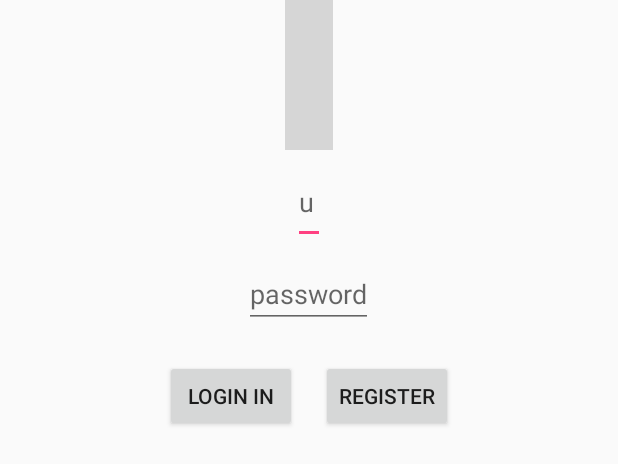
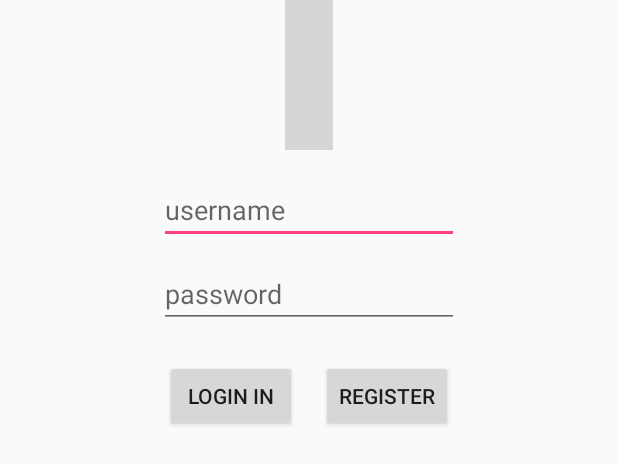
Before and after one commit to RunningForever/FaceMessage, an Android app: the layout login_fragment.xml on its own in the app's theme, with its tools: preview values and no code run, on a phone screen of 412 x 824 dp. Shown: the top 464 px of the screen. Run offline under Robolectric (Android 15) with nearby library versions, the phone set to English and light mode, and no system bars; plain views replace AwesomeTextView, BootstrapButton, BootstrapCircleThumbnail, BootstrapEditText; grey boxes are pictures that could not be loaded.

Commit message:
Update some UI

```diff
--- a/app/src/main/AndroidManifest.xml
+++ b/app/src/main/AndroidManifest.xml
@@ -9,9 +9,10 @@
         android:supportsRtl="true"
         android:theme="@style/AppTheme">
         <activity android:name=".LoginActivity">
+        </activity>
+        <activity android:name=".RegisterActivity">
             <intent-filter>
                 <action android:name="android.intent.action.MAIN" />
-
                 <category android:name="android.intent.category.LAUNCHER" />
             </intent-filter>
         </activity>
--- a/app/src/main/java/fm/facemessage/RegisterFragment.java
+++ b/app/src/main/java/fm/facemessage/RegisterFragment.java
@@ -19,7 +19,7 @@ public class RegisterFragment extends Fragment {
     @Nullable
     @Override
     public View onCreateView(LayoutInflater inflater, @Nullable ViewGroup container, @Nullable Bundle savedInstanceState) {
-        View v = inflater.inflate(R.layout.register_fragment, container);
+        View v = inflater.inflate(R.layout.register_fragment, container,false);
         return v;
     }
 }
--- a/app/src/main/java/fm/facemessage/SingleFragmentActivity.java
+++ b/app/src/main/java/fm/facemessage/SingleFragmentActivity.java
@@ -5,6 +5,7 @@ import android.support.v4.app.Fragment;
 import android.support.v4.app.FragmentManager;
 import android.support.v7.app.AppCompatActivity;
 
+import com.beardedhen.androidbootstrap.BootstrapButton;
 import com.beardedhen.androidbootstrap.TypefaceProvider;
 
 /**
--- a/app/src/main/res/layout/login_fragment.xml
+++ b/app/src/main/res/layout/login_fragment.xml
@@ -9,73 +9,62 @@
         android:layout_height="match_parent"
         android:orientation="vertical">
 
-        <LinearLayout
-            android:layout_width="wrap_content"
-            android:layout_height="wrap_content"
-            android:layout_gravity="center"
-            android:orientation="vertical">
-
         <com.beardedhen.androidbootstrap.BootstrapCircleThumbnail
             android:layout_width="wrap_content"
             android:layout_height="100dp"
             android:src="@drawable/logo"
             app:bootstrapBrand="secondary"
-                app:hasBorder="true" />
+            app:hasBorder="true"
+            android:layout_gravity="center"/>
 
         <LinearLayout
-                android:layout_width="match_parent"
+                android:layout_width="wrap_content"
                 android:layout_height="wrap_content"
                 android:layout_marginTop="12dp"
-                android:orientation="horizontal">
+                android:orientation="horizontal"
+                android:layout_gravity="center">
 
                 <com.beardedhen.androidbootstrap.AwesomeTextView
                     android:layout_width="wrap_content"
                     android:layout_height="25dp"
                     android:layout_gravity="center"
-                    app:bootstrapBrand="primary"
+                    app:bootstrapBrand="success"
                     app:fontAwesomeIcon="fa_user" />
 
                 <com.beardedhen.androidbootstrap.BootstrapEditText
                     android:id="@+id/username"
                     style="@style/FMEditText"
-                    android:layout_width="wrap_content"
+                    android:layout_width="200dp"
                     android:layout_height="wrap_content"
                     android:layout_gravity="center"
                     android:hint="@string/username"
-                    app:bootstrapBrand="primary"
+                    app:bootstrapBrand="success"
                     app:roundedCorners="true" />
-            </LinearLayout>
             </LinearLayout>
 
             <LinearLayout
                 android:layout_width="wrap_content"
                 android:layout_height="wrap_content"
-            android:layout_gravity="center"
-            android:orientation="vertical">
-
-            <LinearLayout
-                android:layout_width="match_parent"
-                android:layout_height="wrap_content"
-                android:orientation="horizontal">
+                android:orientation="horizontal"
+                android:layout_gravity="center">
 
                 <com.beardedhen.androidbootstrap.AwesomeTextView
                     android:layout_width="wrap_content"
                     android:layout_height="25dp"
                     android:layout_gravity="center"
-                    app:bootstrapBrand="primary"
+                    app:bootstrapBrand="success"
                     app:fontAwesomeIcon="fa_coffee" />
 
                 <com.beardedhen.androidbootstrap.BootstrapEditText
                     android:id="@+id/password"
                     style="@style/FMEditText"
-                    android:layout_width="wrap_content"
+                    android:layout_width="200dp"
                     android:layout_height="wrap_content"
                     android:layout_gravity="center"
                     android:hint="@string/password"
                     android:inputType="textPassword"
-                    app:bootstrapBrand="primary"
+                    app:bootstrapBrand="success"
                     app:roundedCorners="true" />
-            </LinearLayout>
             </LinearLayout>
 
         <LinearLayout
@@ -95,7 +84,7 @@
                 app:bootstrapSize="lg"
                 app:buttonMode="regular"
                 app:roundedCorners="true"
-                app:showOutline="false" />
+                app:showOutline="false"/>
 
             <com.beardedhen.androidbootstrap.BootstrapButton
                 android:id="@+id/register"
--- a/app/src/main/res/values/strings.xml
+++ b/app/src/main/res/values/strings.xml
@@ -3,6 +3,7 @@
     <string name="username">username</string>
     <string name="password">password</string>
     <string name="register_info">Please enter the register info</string>
-    <string name="login">Login In</string>
+    <string name="login">Login in</string>
     <string name="register">Register</string>
+    <string name="register_rePwd">Confirm password</string>
 </resources>
--- a/build.gradle
+++ b/build.gradle
@@ -5,7 +5,7 @@ buildscript {
         jcenter()
     }
     dependencies {
-        classpath 'com.android.tools.build:gradle:2.2.0'
+        classpath 'com.android.tools.build:gradle:2.2.1'
 
         // NOTE: Do not place your application dependencies here; they belong
         // in the individual module build.gradle files
```
Also changed, not shown: app/src/main/java/fm/facemessage/LoginFragment.java (+11 -8 lines), app/src/main/res/layout/register_fragment.xml (+55 -5 lines). Lines whose indentation alone changed are shown as unchanged.
